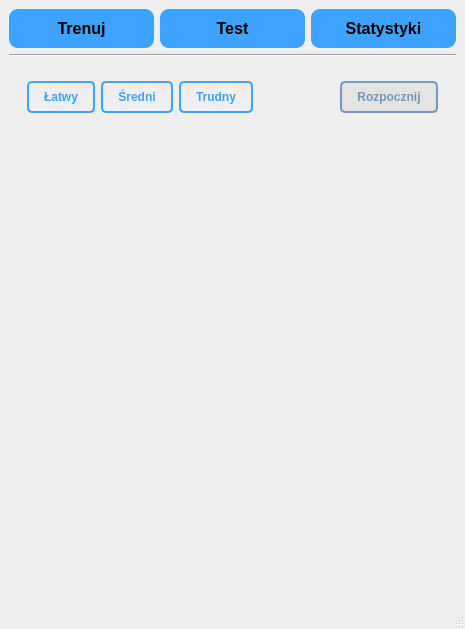
Before: the Qt Designer form flashcards.ui in xDepcio/projekt-studia-flashcards, drawn with Qt 5.
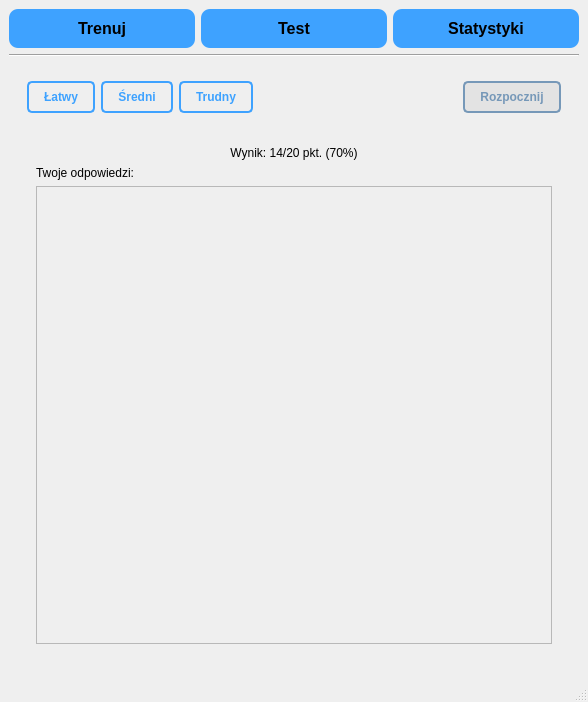
After: the same form once the commit is applied. The open tabs and pages were chosen to show the change.

Commit message: Added exams history

```diff
--- a/flashcards.ui
+++ b/flashcards.ui
@@ -6,8 +6,8 @@
    <rect>
     <x>0</x>
     <y>0</y>
-    <width>465</width>
-    <height>629</height>
+    <width>588</width>
+    <height>702</height>
    </rect>
   </property>
   <property name="windowTitle">
@@ -17,7 +17,7 @@
    <string notr="true"/>
   </property>
   <widget class="QWidget" name="centralwidget">
-   <layout class="QHBoxLayout" name="horizontalLayout_2">
+   <layout class="QVBoxLayout" name="verticalLayout_11">
     <item>
      <layout class="QVBoxLayout" name="verticalLayout">
       <item>
@@ -441,7 +441,56 @@
               </item>
              </layout>
             </widget>
-            <widget class="QWidget" name="page_7"/>
+            <widget class="QWidget" name="page_7">
+             <layout class="QVBoxLayout" name="verticalLayout_10">
+              <item>
+               <widget class="QWidget" name="widget_3" native="true">
+                <layout class="QVBoxLayout" name="verticalLayout_9">
+                 <item>
+                  <widget class="QLabel" name="examScoreHeader">
+                   <property name="text">
+                    <string>Wynik: 14/20 pkt. (70%)</string>
+                   </property>
+                   <property name="alignment">
+                    <set>Qt::AlignCenter</set>
+                   </property>
+                  </widget>
+                 </item>
+                 <item>
+                  <widget class="QLabel" name="label_3">
+                   <property name="text">
+                    <string>Twoje odpowiedzi:</string>
+                   </property>
+                  </widget>
+                 </item>
+                 <item>
+                  <widget class="QScrollArea" name="examAnswerScroll">
+                   <property name="widgetResizable">
+                    <bool>true</bool>
+                   </property>
+                   <widget class="QWidget" name="scrollAreaWidgetContents">
+                    <property name="geometry">
+                     <rect>
+                      <x>0</x>
+                      <y>0</y>
+                      <width>500</width>
+                      <height>404</height>
+                     </rect>
+                    </property>
+                    <layout class="QHBoxLayout" name="horizontalLayout_2">
+                     <item>
+                      <widget class="QWidget" name="scrollItemsHolder" native="true"/>
+                     </item>
+                    </layout>
+                   </widget>
+                  </widget>
+                 </item>
+                </layout>
+               </widget>
+              </item>
+             </layout>
+            </widget>
+            <widget class="QWidget" name="page_8"/>
            </widget>
           </item>
          </layout>
```
Left out of the diff: 53 changed lines with no effect on the pictures. The commit also changes 12 other files.
